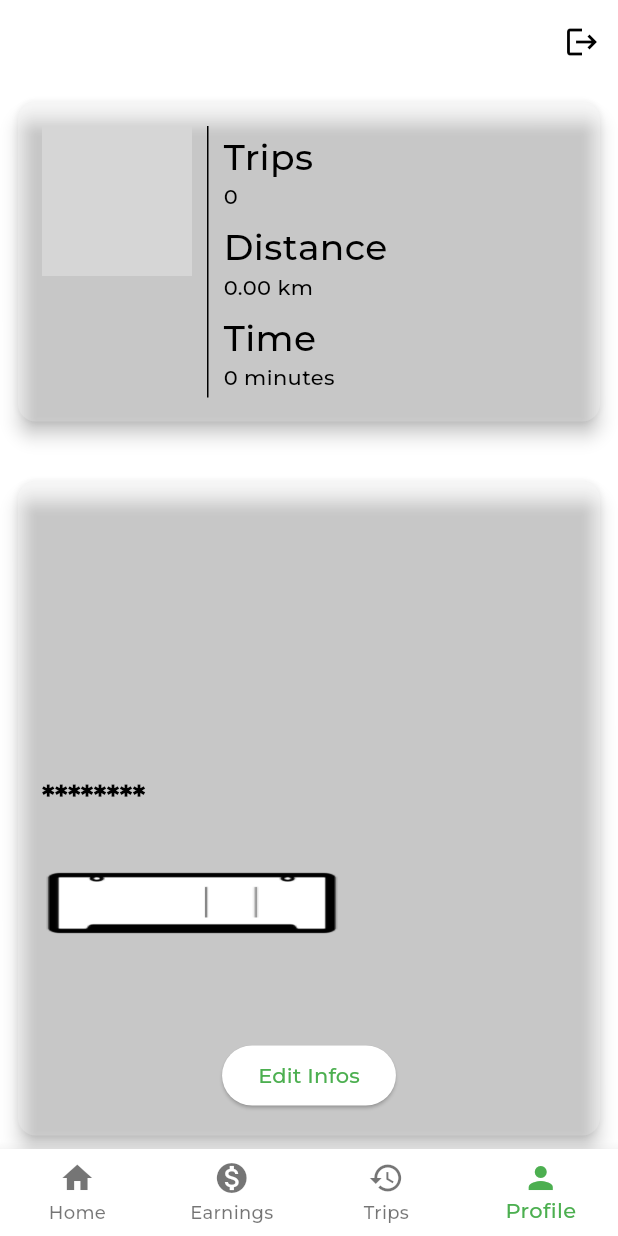
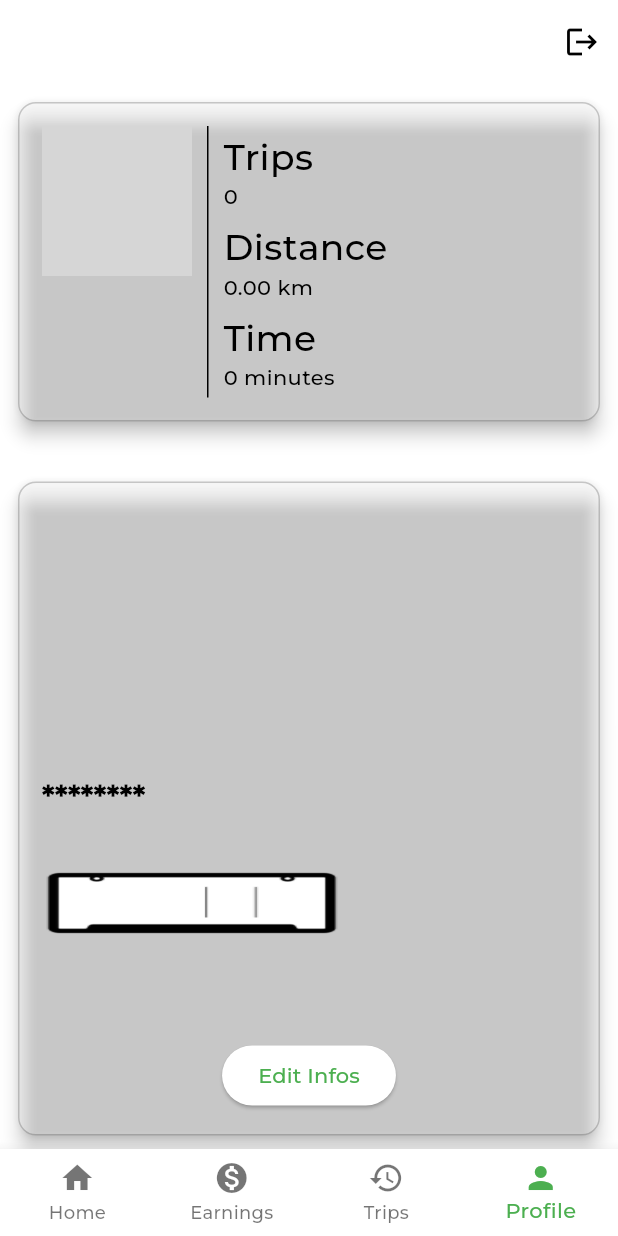
Before and after one commit to AmmarSultanDev/car_go_pfe_lp_j2ee_driver, a Flutter app: the screen it shows once a user with an empty profile is signed in, item 4 of the bottom bar chosen, on a phone screen of 412 x 824 dp. Run offline on Flutter 3.47's test engine with Material 3 defaults, Android fonts, the phone set to English and light mode, and no system bars; our stand-ins replace audioplayers, cloud_firestore, connectivity_plus, device_info_plus, firebase_auth, firebase_core and 10 more; missing offline and left inert: firebase_app_check, flutter_geofire, flutter_polyline_points, restart; accounts and stored records are empty; generated files the repository leaves out were written again; network calls fail; statements that could not run were skipped; grey boxes are pictures that could not be loaded.

Commit message:
refactor: Improve profile screen UI with rounded card borders
This commit updates the `_ProfileScreenState` class in `profile_screen.dart` to improve the UI of the profile screen. It adds rounded borders to the cards displayed on the screen by setting the `shape` property of the `Card` widget to a `RoundedRectangleBorder` with a circular border radius of 12. This change enhances the visual appeal of the profile screen and provides a consistent design across the app.

```diff
--- a/lib/screens/profile_screen.dart
+++ b/lib/screens/profile_screen.dart
@@ -219,6 +219,7 @@ class _ProfileScreenState extends State<ProfileScreen> {
   @override
   Widget build(BuildContext context) {
     setCounters();
+    bool isDarkMode = Theme.of(context).brightness == Brightness.dark;
     return Scaffold(
       appBar: AppBar(
         backgroundColor: Colors.transparent,
@@ -237,6 +238,13 @@ class _ProfileScreenState extends State<ProfileScreen> {
             Card(
               elevation: 5,
               color: Theme.of(context).cardColor.withOpacity(0.2),
+              shape: RoundedRectangleBorder(
+                  borderRadius: BorderRadius.circular(12),
+                  side: BorderSide(
+                    color: isDarkMode
+                        ? Colors.black.withOpacity(0.5)
+                        : Colors.black.withOpacity(0.2),
+                  )),
               child: Padding(
                 padding: const EdgeInsets.all(16.0),
                 child: IntrinsicHeight(
@@ -346,6 +354,13 @@ class _ProfileScreenState extends State<ProfileScreen> {
             Card(
               elevation: 5,
               color: Theme.of(context).cardColor.withOpacity(0.2),
+              shape: RoundedRectangleBorder(
+                  borderRadius: BorderRadius.circular(12),
+                  side: BorderSide(
+                    color: isDarkMode
+                        ? Colors.black.withOpacity(0.5)
+                        : Colors.black.withOpacity(0.2),
+                  )),
               child: Padding(
                 padding: const EdgeInsets.all(16.0),
                 child: Column(
```
